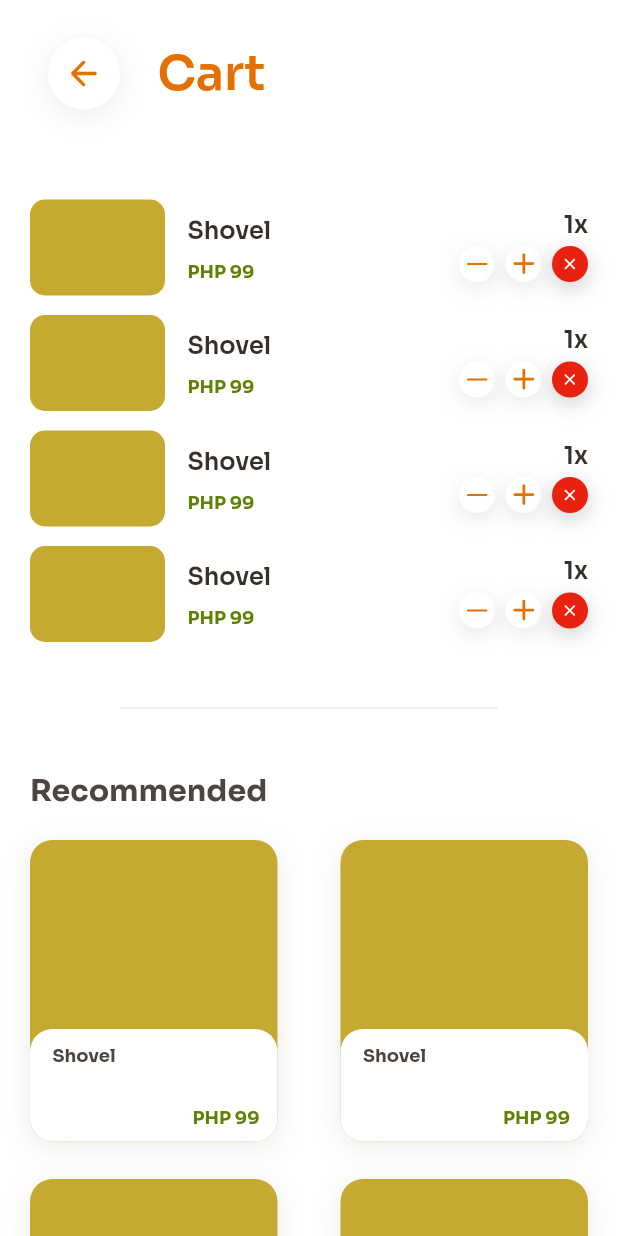
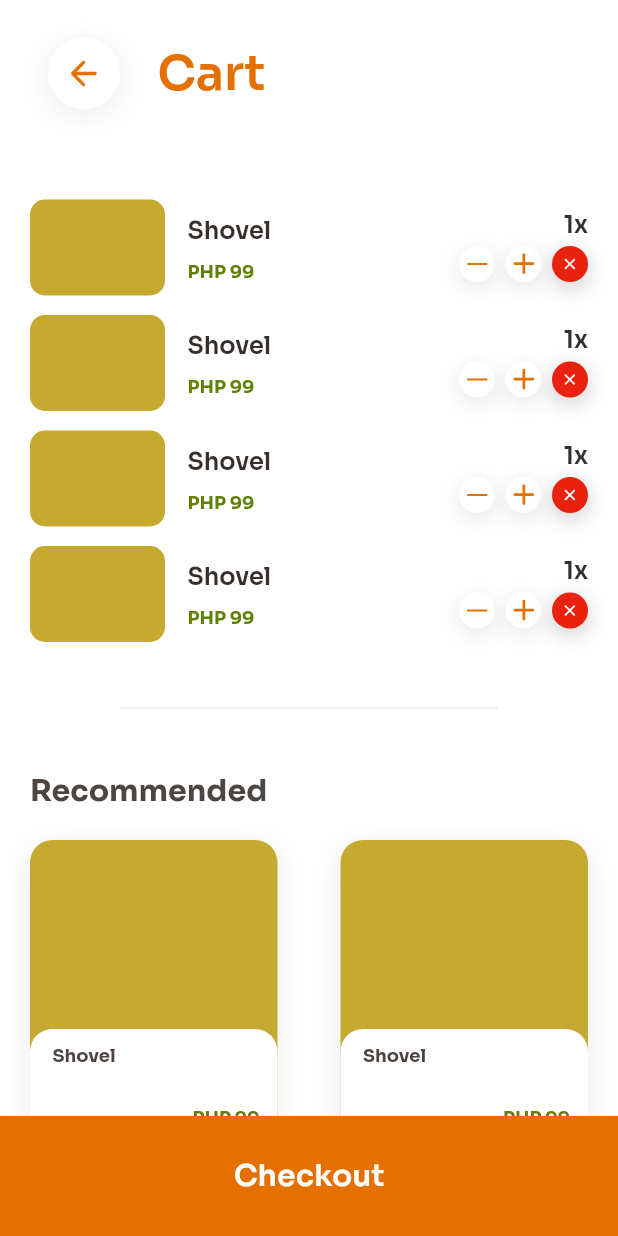
Before and after one commit to conraduouou/toolmart, a Flutter app: the screen it shows after launch, on a phone screen of 412 x 824 dp. Run offline on Flutter 3.47's test engine with Material 2 defaults, Android fonts, the phone set to English and light mode, and no system bars; our stand-ins replace flutter_svg.

Commit message:
+1: create sticky button for cart screen

```diff
--- /dev/null
+++ b/lib/components/sticky_button.dart
@@ -0,0 +1,40 @@
+import 'package:flutter/material.dart';
+import 'package:toolmart/color_schemes.g.dart';
+import 'package:toolmart/constants.dart';
+
+class StickyButton extends StatelessWidget {
+  const StickyButton({
+    super.key,
+    this.onTap,
+    required this.text,
+  });
+
+  final VoidCallback? onTap;
+  final String text;
+
+  @override
+  Widget build(BuildContext context) {
+    final size = MediaQuery.of(context).size;
+
+    return InkWell(
+      focusColor: Colors.transparent,
+      highlightColor: Colors.transparent,
+      hoverColor: Colors.transparent,
+      splashColor: Colors.transparent,
+      onTap: onTap,
+      child: Container(
+        height: 80,
+        width: size.width,
+        alignment: Alignment.center,
+        color: kPrimaryColor.shade60,
+        child: Text(
+          text,
+          style: kTitleStyle.copyWith(
+            fontWeight: FontWeight.w600,
+            color: Colors.white,
+          ),
+        ),
+      ),
+    );
+  }
+}
--- a/lib/screens/cart/cart_screen.dart
+++ b/lib/screens/cart/cart_screen.dart
@@ -2,6 +2,7 @@ import 'package:flutter/material.dart';
 import 'package:toolmart/color_schemes.g.dart';
 import 'package:toolmart/components/control_button.dart';
 import 'package:toolmart/components/item_card.dart';
+import 'package:toolmart/components/sticky_button.dart';
 import 'package:toolmart/components/toolmart_back_button.dart';
 import 'package:toolmart/components/toolmart_divider.dart';
 import 'package:toolmart/constants.dart';
@@ -19,6 +20,7 @@ class CartScreen extends StatelessWidget {
 
     return Scaffold(
       backgroundColor: Colors.white,
+      bottomNavigationBar: const StickyButton(text: 'Checkout'),
       body: CustomScrollView(
         physics: const BouncingScrollPhysics(),
         slivers: [
```
